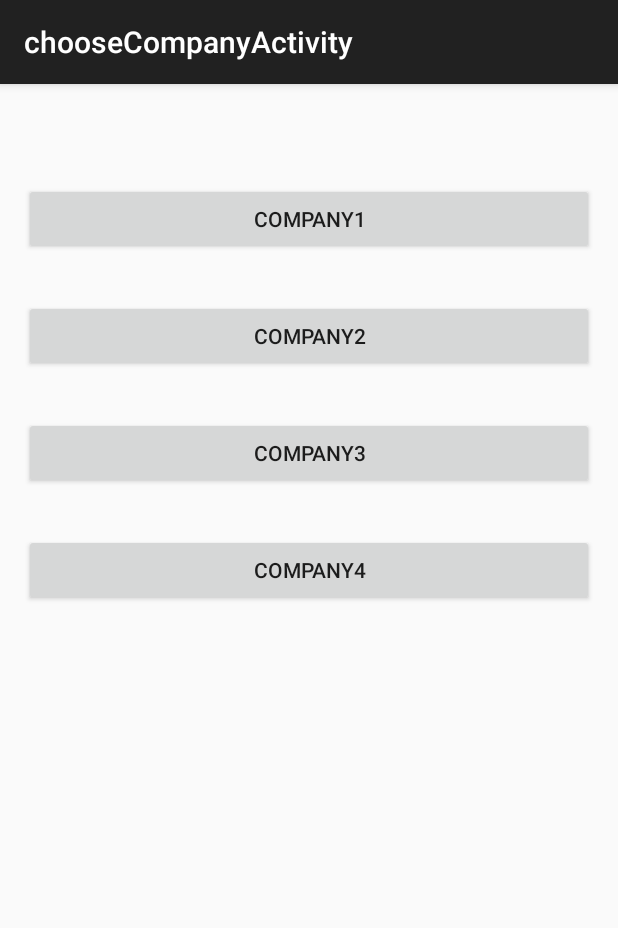
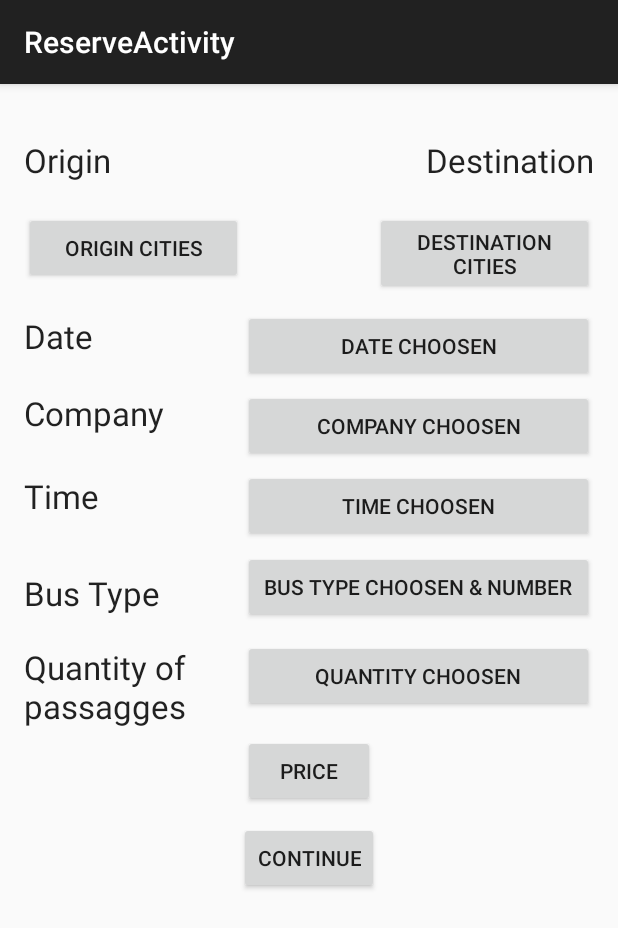
Before and after one commit to dawin0228/Mipasaje-master, an Android app: the screen it shows after launch (chooseCompanyActivity before the commit, ReserveActivity after it), after a tap on "LOGIN", on a phone screen of 412 x 824 dp. Shown: the top 928 px of the screen. Run offline under Robolectric (Android 15) with nearby library versions, the phone set to English and light mode, and no system bars.

Commit message:
3rdVersion

```diff
--- a/app/src/main/AndroidManifest.xml
+++ b/app/src/main/AndroidManifest.xml
@@ -17,11 +17,6 @@
 
                 <category android:name="android.intent.category.LAUNCHER" />
             </intent-filter>
-        </activity>
-        <activity
-            android:name=".chooseCompanyActivity"
-            android:label="@string/title_activity_choose_company"
-            android:screenOrientation="portrait" >
         </activity>
         <activity
             android:name=".ReserveActivity"
--- a/app/src/main/java/gsc/com/mipasaje/LoginActivity.java
+++ b/app/src/main/java/gsc/com/mipasaje/LoginActivity.java
@@ -34,7 +34,7 @@ public class LoginActivity extends AppCompatActivity{
         m_btnLogin.setOnClickListener(new Button.OnClickListener(){
             public void onClick(View v)
             {
-                startActivity(new Intent(context, chooseCompanyActivity.class));
+                startActivity(new Intent(context, ReserveActivity.class));
             }
         });
     }
--- a/app/src/main/java/gsc/com/mipasaje/ReserveActivity.java
+++ b/app/src/main/java/gsc/com/mipasaje/ReserveActivity.java
@@ -1,37 +1,50 @@
 package gsc.com.mipasaje;
 
+import android.app.AlertDialog;
 import android.app.DatePickerDialog;
+import android.app.Dialog;
 import android.app.TimePickerDialog;
 import android.content.Context;
 import android.content.Intent;
 import android.support.v7.app.AppCompatActivity;
 import android.os.Bundle;
 import android.util.Log;
+import android.view.LayoutInflater;
 import android.view.Menu;
 import android.view.MenuItem;
 import android.view.View;
+import android.widget.AdapterView;
 import android.widget.ArrayAdapter;
 import android.widget.Button;
 import android.widget.DatePicker;
+import android.widget.ListView;
 import android.widget.Spinner;
 import android.widget.TextView;
 import android.widget.TimePicker;
 
 import java.util.Calendar;
 
-public class ReserveActivity extends AppCompatActivity {
+public class ReserveActivity extends AppCompatActivity implements View.OnClickListener {
 
     private Context context = null;
-    private String m_companyString = null;
-    private TextView m_lbCompanyName = null;
-    private Spinner m_spOrigin = null;
-    private Spinner m_spDestination = null;
+    private Button m_btnOrigin = null;
+    private Button m_btnDestination = null;
     private  Button m_btnContinue = null;
     private  Button m_btnDateChoose = null;
     private Button m_btnTimeChoose = null;
+    private Button m_btnCompanyChoose = null;
+    private Button m_btnQuantity = null;
 
     private DatePickerDialog m_DatePicker = null;
     private TimePickerDialog m_TimePicker = null;
+
+    private Dialog dialog = null;
+    private ListView listview = null;
+
+    String m_companyNames[] = {"company1", "company2", "company3", "company n"};
+    String m_originCities[] = {"city1", "city2", "city3", "city n"};
+    String m_destinationCities[] = {"city1", "city2", "city3", "city n"};
+    String m_quantity[] = {"1", "2", "3", "n"};
 
     @Override
     protected void onCreate(Bundle savedInstanceState) {
@@ -40,32 +53,36 @@ public class ReserveActivity extends AppCompatActivity {
 
         context = this;
 
-        Intent intent = getIntent();
-        m_companyString = intent.getStringExtra("companyname");
+        getUIObject();
+        getOtherObject();
+    }
 
-        m_lbCompanyName = (TextView) findViewById(R.id.lb_company_name);
-        m_lbCompanyName.setText(m_companyString);
+    private void getUIObject()
+    {
+        m_btnOrigin = (Button) findViewById(R.id.btn_origin);
+        m_btnOrigin.setOnClickListener(this);
 
-        m_spOrigin = (Spinner) findViewById(R.id.sp_origin);
-        ArrayAdapter<CharSequence> originAdapter = ArrayAdapter.createFromResource(this,
-                R.array.cities_array, android.R.layout.simple_spinner_item);
-        originAdapter.setDropDownViewResource(android.R.layout.simple_spinner_dropdown_item);
-        m_spOrigin.setAdapter(originAdapter);
+        m_btnDestination = (Button) findViewById(R.id.btn_destination);
+        m_btnDestination.setOnClickListener(this);
 
-        m_spDestination = (Spinner) findViewById(R.id.sp_destination);
-        ArrayAdapter<CharSequence> destinationAdapter = ArrayAdapter.createFromResource(this,
-                R.array.cities_array, android.R.layout.simple_spinner_item);
-        destinationAdapter.setDropDownViewResource(android.R.layout.simple_spinner_dropdown_item);
-        m_spDestination.setAdapter(destinationAdapter);
+        m_btnQuantity = (Button) findViewById(R.id.btn_quantity_passagges);
+        m_btnQuantity.setOnClickListener(this);
 
         m_btnContinue = (Button) findViewById(R.id.btn_continue);
-        m_btnContinue.setOnClickListener(new Button.OnClickListener(){
-            public void onClick(View v)
+        m_btnContinue.setOnClickListener(this);
+
+        m_btnDateChoose = (Button) findViewById(R.id.btn_date_choose);
+        m_btnDateChoose.setOnClickListener(this);
+
+        m_btnTimeChoose = (Button) findViewById(R.id.btn_time_choose);
+        m_btnTimeChoose.setOnClickListener(this);
+
+        m_btnCompanyChoose = (Button) findViewById(R.id.btn_company_choose);
+        m_btnCompanyChoose.setOnClickListener(this);
+    }
+
+    private void getOtherObject()
     {
-                startActivity(new Intent(context, BusLayoutActivity.class));
-            }
-        });
-
         Calendar newCalendar = Calendar.getInstance();
         m_DatePicker = new DatePickerDialog(this, new DatePickerDialog.OnDateSetListener() {
 
@@ -84,22 +101,95 @@ public class ReserveActivity extends AppCompatActivity {
             }
         }, newCalendar.get(Calendar.HOUR_OF_DAY), newCalendar.get(Calendar.MINUTE), true);
 
-        m_btnDateChoose = (Button) findViewById(R.id.btn_date_choose);
-        m_btnDateChoose.setOnClickListener(new Button.OnClickListener(){
-            public void onClick(View v)
+    }
+
+    @Override
+    public void onClick(View view)
+    {
+        if(view == m_btnContinue)
+        {
+            startActivity(new Intent(context, BusLayoutActivity.class));
+        }
+        if(view == m_btnDateChoose)
         {
             m_DatePicker.show();
         }
-        });
-
-        m_btnTimeChoose = (Button) findViewById(R.id.btn_time_choose);
-        m_btnTimeChoose.setOnClickListener(new Button.OnClickListener(){
-            public void onClick(View v)
+        if(view == m_btnTimeChoose)
         {
             m_TimePicker.show();
         }
+        if(view == m_btnCompanyChoose)
+        {
+            listview = new ListView(this);
+            ArrayAdapter<String> adapter = new ArrayAdapter<String>(this,android.R.layout.simple_list_item_1,m_companyNames);
+            listview.setAdapter(adapter);
+            listview.setOnItemClickListener(new AdapterView.OnItemClickListener() {
+                @Override
+                public void onItemClick(AdapterView<?> parent, View view, int position, long id) {
+                    dialog.dismiss();
+                    m_btnCompanyChoose.setText(((TextView) view).getText());
+                }
             });
 
+            dialog = new Dialog(this);
+            dialog.setContentView(listview);
+            dialog.setTitle("Companies");
+            dialog.show();
+        }
+        if(view == m_btnOrigin)
+        {
+            listview = new ListView(this);
+            ArrayAdapter<String> adapter = new ArrayAdapter<String>(this,android.R.layout.simple_list_item_1, m_originCities);
+            listview.setAdapter(adapter);
+            listview.setOnItemClickListener(new AdapterView.OnItemClickListener() {
+                @Override
+                public void onItemClick(AdapterView<?> parent, View view, int position, long id) {
+                    dialog.dismiss();
+                    m_btnOrigin.setText(((TextView) view).getText());
+                }
+            });
+
+            dialog = new Dialog(this);
+            dialog.setContentView(listview);
+            dialog.setTitle("Companies");
+            dialog.show();
+        }
+        if(view == m_btnDestination)
+        {
+            listview = new ListView(this);
+            ArrayAdapter<String> adapter = new ArrayAdapter<String>(this,android.R.layout.simple_list_item_1,m_destinationCities);
+            listview.setAdapter(adapter);
+            listview.setOnItemClickListener(new AdapterView.OnItemClickListener() {
+                @Override
+                public void onItemClick(AdapterView<?> parent, View view, int position, long id) {
+                    dialog.dismiss();
+                    m_btnDestination.setText(((TextView) view).getText());
+                }
+            });
+
+            dialog = new Dialog(this);
+            dialog.setContentView(listview);
+            dialog.setTitle("Companies");
+            dialog.show();
+        }
+        if(view == m_btnQuantity)
+        {
+            listview = new ListView(this);
+            ArrayAdapter<String> adapter = new ArrayAdapter<String>(this,android.R.layout.simple_list_item_1,m_quantity);
+            listview.setAdapter(adapter);
+            listview.setOnItemClickListener(new AdapterView.OnItemClickListener() {
+                @Override
+                public void onItemClick(AdapterView<?> parent, View view, int position, long id) {
+                    dialog.dismiss();
+                    m_btnQuantity.setText(((TextView) view).getText());
+                }
+            });
+
+            dialog = new Dialog(this);
+            dialog.setContentView(listview);
+            dialog.setTitle("Companies");
+            dialog.show();
+        }
     }
 
 //    @Override
--- a/app/src/main/java/gsc/com/mipasaje/chooseCompanyActivity.java
+++ /dev/null
@@ -1,90 +0,0 @@
-package gsc.com.mipasaje;
-
-import android.content.Context;
-import android.content.Intent;
-import android.support.v7.app.AppCompatActivity;
-import android.os.Bundle;
-import android.view.Menu;
-import android.view.MenuItem;
-import android.view.View;
-import android.widget.Button;
-
-public class chooseCompanyActivity extends AppCompatActivity {
-
-    private Button btn_company1 = null;
-    private Button btn_company2 = null;
-    private Button btn_company3 = null;
-    private Button btn_company4 = null;
-
-    Context context = null;
-
-    @Override
-    protected void onCreate(Bundle savedInstanceState) {
-        super.onCreate(savedInstanceState);
-        setContentView(R.layout.activity_choose_company);
-
-        context = this;
-
-        btn_company1 = (Button) findViewById(R.id.btn_company1);
-        btn_company1.setOnClickListener(new Button.OnClickListener(){
-            public  void onClick(View v)
-            {
-                Intent intent = new Intent(context, ReserveActivity.class);
-                intent.putExtra("companyname", "Company1");
-                startActivity(intent);
-            }
-        });
-
-        btn_company2 = (Button) findViewById(R.id.btn_company2);
-        btn_company2.setOnClickListener(new Button.OnClickListener(){
-            public  void onClick(View v)
-            {
-                Intent intent = new Intent(context, ReserveActivity.class);
-                intent.putExtra("companyname", "Company2");
-                startActivity(intent);
-            }
-        });
-
-        btn_company3 = (Button) findViewById(R.id.btn_company3);
-        btn_company3.setOnClickListener(new Button.OnClickListener(){
-            public  void onClick(View v)
-            {
-                Intent intent = new Intent(context, ReserveActivity.class);
-                intent.putExtra("companyname", "Company3");
-                startActivity(intent);
-            }
-        });
-
-        btn_company4 = (Button) findViewById(R.id.btn_company4);
-        btn_company4.setOnClickListener(new Button.OnClickListener(){
-            public  void onClick(View v)
-            {
-                Intent intent = new Intent(context, ReserveActivity.class);
-                intent.putExtra("companyname", "Company4");
-                startActivity(intent);
-            }
-        });
-    }
-
-//    @Override
-//    public boolean onCreateOptionsMenu(Menu menu) {
-//        // Inflate the menu; this adds items to the action bar if it is present.
-//        getMenuInflater().inflate(R.menu.menu_choose_company, menu);
-//        return true;
-//    }
-
-    @Override
-    public boolean onOptionsItemSelected(MenuItem item) {
-        // Handle action bar item clicks here. The action bar will
-        // automatically handle clicks on the Home/Up button, so long
-        // as you specify a parent activity in AndroidManifest.xml.
-        int id = item.getItemId();
-
-        //noinspection SimplifiableIfStatement
-        if (id == R.id.action_settings) {
-            return true;
-        }
-
-        return super.onOptionsItemSelected(item);
-    }
-}
--- a/app/src/main/res/layout/activity_choose_company.xml
+++ /dev/null
@@ -1,44 +0,0 @@
-<RelativeLayout xmlns:android="http://schemas.android.com/apk/res/android"
-    xmlns:tools="http://schemas.android.com/tools" android:layout_width="match_parent"
-    android:layout_height="match_parent" android:paddingLeft="@dimen/activity_horizontal_margin"
-    android:paddingRight="@dimen/activity_horizontal_margin"
-    android:paddingTop="@dimen/activity_vertical_margin"
-    android:paddingBottom="@dimen/activity_vertical_margin"
-    tools:context="gsc.com.mipasaje.chooseCompanyActivity">
-
-    <Button
-        android:layout_width="match_parent"
-        android:layout_height="wrap_content"
-        android:text="@string/company_name1"
-        android:id="@+id/btn_company1"
-        android:layout_alignParentTop="true"
-        android:layout_centerHorizontal="true"
-        android:layout_marginTop="50dp" />
-
-    <Button
-        android:layout_width="match_parent"
-        android:layout_height="wrap_content"
-        android:text="@string/company_name2"
-        android:id="@+id/btn_company2"
-        android:layout_below="@+id/btn_company1"
-        android:layout_centerHorizontal="true"
-        android:layout_marginTop="30dp" />
-
-    <Button
-        android:layout_width="match_parent"
-        android:layout_height="wrap_content"
-        android:text="@string/company_name3"
-        android:id="@+id/btn_company3"
-        android:layout_below="@+id/btn_company2"
-        android:layout_centerHorizontal="true"
-        android:layout_marginTop="30dp" />
-
-    <Button
-        android:layout_width="match_parent"
-        android:layout_height="wrap_content"
-        android:text="@string/company_name4"
-        android:id="@+id/btn_company4"
-        android:layout_below="@+id/btn_company3"
-        android:layout_centerHorizontal="true"
-        android:layout_marginTop="30dp" />
-</RelativeLayout>
--- a/app/src/main/res/layout/activity_reserve.xml
+++ b/app/src/main/res/layout/activity_reserve.xml
@@ -11,21 +11,12 @@
         android:layout_width="wrap_content"
         android:layout_height="wrap_content"
         android:textAppearance="?android:attr/textAppearanceLarge"
-        android:text="@string/company_name1"
-        android:id="@+id/lb_company_name"
-        android:layout_alignParentTop="true"
-        android:layout_centerHorizontal="true" />
-
-    <TextView
-        android:layout_width="wrap_content"
-        android:layout_height="wrap_content"
-        android:textAppearance="?android:attr/textAppearanceLarge"
         android:text="@string/origin"
         android:id="@+id/lb_origin"
-        android:layout_below="@+id/lb_company_name"
+        android:layout_alignParentTop="true"
         android:layout_alignParentLeft="true"
         android:layout_alignParentStart="true"
-        android:layout_marginTop="30dp" />
+        android:layout_marginTop="20dp" />
 
     <TextView
         android:layout_width="wrap_content"
@@ -33,34 +24,34 @@
         android:textAppearance="?android:attr/textAppearanceLarge"
         android:text="@string/destination"
         android:id="@+id/lb_destination"
-        android:layout_below="@+id/lb_company_name"
+        android:layout_alignParentTop="true"
         android:layout_alignParentRight="true"
         android:layout_alignParentEnd="true"
-        android:layout_marginTop="30dp" />
+        android:layout_marginTop="20dp" />
 
-    <Spinner
+    <Button
         android:layout_width="wrap_content"
         android:layout_height="wrap_content"
-        android:id="@+id/sp_origin"
+        android:text="@string/button_origin"
+        android:id="@+id/btn_origin"
         android:layout_below="@+id/lb_origin"
         android:layout_alignParentLeft="true"
         android:layout_alignParentStart="true"
         android:layout_marginTop="20dp"
-        android:spinnerMode="dropdown"
-        android:layout_alignRight="@+id/lb_choose_date"
-        android:layout_alignEnd="@+id/lb_choose_date" />
+        android:layout_toStartOf="@+id/btn_date_choose"
+        android:layout_toLeftOf="@+id/btn_date_choose" />
 
-    <Spinner
+    <Button
         android:layout_width="wrap_content"
         android:layout_height="wrap_content"
-        android:id="@+id/sp_destination"
+        android:text="@string/button_destination"
+        android:id="@+id/btn_destination"
         android:layout_below="@+id/lb_destination"
-        android:layout_alignParentRight="true"
-        android:layout_alignParentEnd="true"
         android:layout_marginTop="20dp"
-        android:spinnerMode="dropdown"
-        android:layout_toEndOf="@+id/lb_company_name"
-        android:layout_toRightOf="@+id/lb_company_name" />
+        android:layout_alignRight="@+id/btn_date_choose"
+        android:layout_alignEnd="@+id/btn_date_choose"
+        android:layout_toRightOf="@+id/btn_price"
+        android:layout_toEndOf="@+id/btn_price" />
 
     <TextView
         android:layout_width="wrap_content"
@@ -68,7 +59,7 @@
         android:textAppearance="?android:attr/textAppearanceLarge"
         android:text="@string/choose_date"
         android:id="@+id/lb_choose_date"
-        android:layout_below="@+id/sp_origin"
+        android:layout_below="@+id/btn_origin"
         android:layout_alignParentLeft="true"
         android:layout_alignParentStart="true"
         android:layout_marginTop="20dp" />
@@ -78,10 +69,35 @@
         android:layout_height="wrap_content"
         android:text="@string/button_Date_choosen"
         android:id="@+id/btn_date_choose"
-        android:layout_below="@+id/sp_destination"
+        android:layout_below="@+id/btn_destination"
         android:layout_alignParentRight="true"
         android:layout_alignParentEnd="true"
-        android:layout_marginTop="10dp" />
+        android:layout_marginTop="10dp"
+        android:layout_alignLeft="@+id/btn_price"
+        android:layout_alignStart="@+id/btn_price" />
+
+    <TextView
+        android:layout_width="wrap_content"
+        android:layout_height="wrap_content"
+        android:textAppearance="?android:attr/textAppearanceLarge"
+        android:text="@string/choose_company"
+        android:id="@+id/lb_choose_company"
+        android:layout_below="@+id/lb_choose_date"
+        android:layout_alignParentLeft="true"
+        android:layout_alignParentStart="true"
+        android:layout_marginTop="22dp" />
+
+    <Button
+        android:layout_width="wrap_content"
+        android:layout_height="wrap_content"
+        android:text="@string/button_Company_choosen"
+        android:id="@+id/btn_company_choose"
+        android:layout_below="@+id/btn_date_choose"
+        android:layout_alignParentRight="true"
+        android:layout_alignParentEnd="true"
+        android:layout_marginTop="5dp"
+        android:layout_alignLeft="@+id/btn_date_choose"
+        android:layout_alignStart="@+id/btn_date_choose" />
 
     <TextView
         android:layout_width="wrap_content"
@@ -89,20 +105,22 @@
         android:textAppearance="?android:attr/textAppearanceLarge"
         android:text="@string/choose_time"
         android:id="@+id/lb_choose_time"
-        android:layout_below="@+id/lb_choose_date"
+        android:layout_below="@+id/lb_choose_company"
         android:layout_alignParentLeft="true"
         android:layout_alignParentStart="true"
-        android:layout_marginTop="20dp" />
+        android:layout_marginTop="26dp" />
 
     <Button
         android:layout_width="wrap_content"
         android:layout_height="wrap_content"
         android:text="@string/button_Time_choosen"
         android:id="@+id/btn_time_choose"
-        android:layout_below="@+id/btn_date_choose"
+        android:layout_below="@+id/btn_company_choose"
         android:layout_alignParentRight="true"
         android:layout_alignParentEnd="true"
-        android:layout_marginTop="5dp" />
+        android:layout_marginTop="5dp"
+        android:layout_alignLeft="@+id/btn_company_choose"
+        android:layout_alignStart="@+id/btn_company_choose" />
 
     <TextView
         android:layout_width="wrap_content"
@@ -113,7 +131,7 @@
         android:layout_below="@+id/btn_time_choose"
         android:layout_alignParentLeft="true"
         android:layout_alignParentStart="true"
-        android:layout_marginTop="20dp" />
+        android:layout_marginTop="19dp" />
 
     <Button
         android:layout_width="wrap_content"
@@ -125,14 +143,39 @@
         android:layout_alignParentEnd="true"
         android:layout_alignLeft="@+id/btn_date_choose"
         android:layout_alignStart="@+id/btn_date_choose"
-        android:layout_marginTop="5dp" />
+        android:layout_marginTop="6dp" />
+
+    <TextView
+        android:layout_width="wrap_content"
+        android:layout_height="wrap_content"
+        android:textAppearance="?android:attr/textAppearanceLarge"
+        android:text="@string/quantity_passagges"
+        android:id="@+id/lb_quantity_passagges"
+        android:layout_below="@+id/lb_bus_type"
+        android:layout_alignParentLeft="true"
+        android:layout_alignParentStart="true"
+        android:layout_marginTop="20dp"
+        android:layout_toLeftOf="@+id/btn_quantity_passagges"
+        android:layout_toStartOf="@+id/btn_quantity_passagges" />
+
+    <Button
+        android:layout_width="wrap_content"
+        android:layout_height="wrap_content"
+        android:text="@string/button_quantity_passagges"
+        android:id="@+id/btn_quantity_passagges"
+        android:layout_below="@+id/btn_bus_type"
+        android:layout_alignParentRight="true"
+        android:layout_alignParentEnd="true"
+        android:layout_alignLeft="@+id/btn_date_choose"
+        android:layout_alignStart="@+id/btn_date_choose"
+        android:layout_marginTop="11dp" />
 
     <Button
         android:layout_width="wrap_content"
         android:layout_height="wrap_content"
         android:text="@string/button_price"
         android:id="@+id/btn_price"
-        android:layout_below="@+id/btn_bus_type"
+        android:layout_below="@+id/btn_quantity_passagges"
         android:layout_centerHorizontal="true"
         android:layout_marginTop="15dp" />
 
@@ -143,6 +186,6 @@
         android:id="@+id/btn_continue"
         android:layout_below="@+id/btn_price"
         android:layout_centerHorizontal="true"
-        android:layout_marginTop="15dp" />
+        android:layout_marginTop="10dp" />
 
 </RelativeLayout>
```
Also changed, not shown: app/src/main/res/values/strings.xml (+7 -1 lines). Lines whose indentation alone changed are shown as unchanged.
